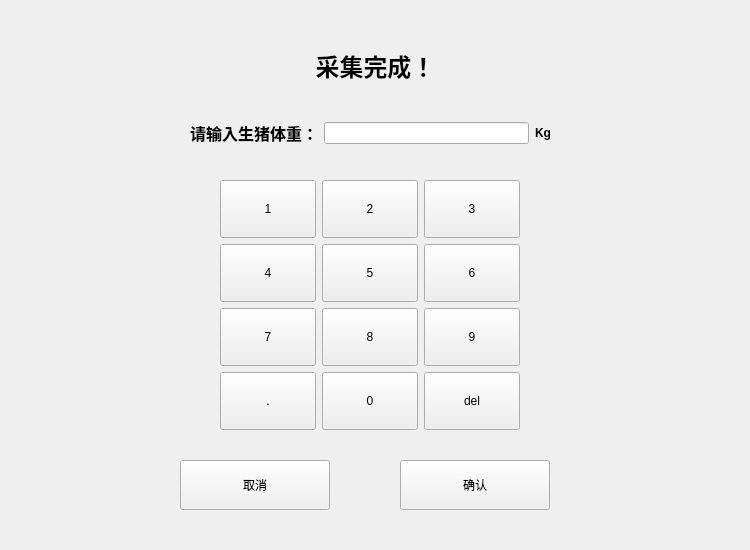
Before: the Qt Designer form OrbbecDemo_windows/InputDialog.ui in Lvjihong/OrbbecAndQt, drawn with Qt 5.
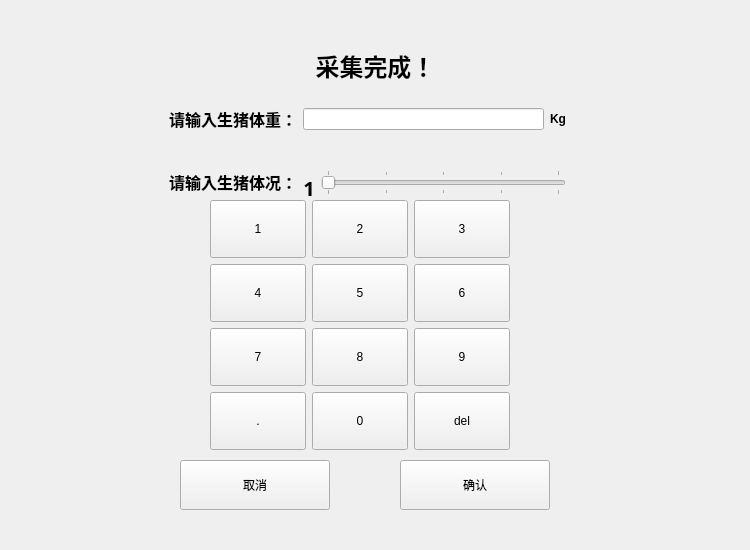
After: the same form once the commit is applied.

Commit message: feat(train): 增加输入体况BCS

```diff
--- a/OrbbecDemo_windows/InputDialog.ui
+++ b/OrbbecDemo_windows/InputDialog.ui
@@ -25,35 +25,6 @@
   <property name="windowTitle">
    <string>大北农专项_输入生猪体重</string>
   </property>
-  <widget class="QWidget" name="widget" native="true">
-   <property name="geometry">
-    <rect>
-     <x>190</x>
-     <y>110</y>
-     <width>361</width>
-     <height>46</height>
-    </rect>
-   </property>
-   <layout class="QHBoxLayout" name="horizontalLayout">
-    <item>
-     <widget class="QLabel" name="label">
-      <property name="text">
-       <string>&lt;html&gt;&lt;head/&gt;&lt;body&gt;&lt;p align=&quot;center&quot;&gt;&lt;span style=&quot; font-size:12pt; font-weight:600;&quot;&gt;请输入生猪体重：&lt;/span&gt;&lt;/p&gt;&lt;/body&gt;&lt;/html&gt;</string>
-      </property>
-     </widget>
-    </item>
-    <item>
-     <widget class="QLineEdit" name="ldt_input_weight"/>
-    </item>
-    <item>
-     <widget class="QLabel" name="label_2">
-      <property name="text">
-       <string>&lt;html&gt;&lt;head/&gt;&lt;body&gt;&lt;p align=&quot;center&quot;&gt;&lt;span style=&quot; font-weight:600;&quot;&gt;Kg&lt;/span&gt;&lt;/p&gt;&lt;/body&gt;&lt;/html&gt;</string>
-      </property>
-     </widget>
-    </item>
-   </layout>
-  </widget>
   <widget class="QPushButton" name="btn_cancel">
    <property name="geometry">
     <rect>
@@ -102,8 +73,8 @@
   <widget class="QWidget" name="widget_2" native="true">
    <property name="geometry">
     <rect>
-     <x>220</x>
-     <y>180</y>
+     <x>210</x>
+     <y>200</y>
      <width>300</width>
      <height>250</height>
     </rect>
@@ -303,6 +274,100 @@
     </item>
    </layout>
   </widget>
+  <widget class="QWidget" name="widget_4" native="true">
+   <property name="geometry">
+    <rect>
+     <x>160</x>
+     <y>90</y>
+     <width>415</width>
+     <height>121</height>
+    </rect>
+   </property>
+   <layout class="QVBoxLayout" name="verticalLayout">
+    <item>
+     <widget class="QWidget" name="widget" native="true">
+      <layout class="QHBoxLayout" name="horizontalLayout">
+       <item>
+        <widget class="QLabel" name="label">
+         <property name="text">
+          <string>&lt;html&gt;&lt;head/&gt;&lt;body&gt;&lt;p align=&quot;center&quot;&gt;&lt;span style=&quot; font-size:12pt; font-weight:600;&quot;&gt;请输入生猪体重：&lt;/span&gt;&lt;/p&gt;&lt;/body&gt;&lt;/html&gt;</string>
+         </property>
+        </widget>
+       </item>
+       <item>
+        <widget class="QLineEdit" name="ldt_input_weight"/>
+       </item>
+       <item>
+        <widget class="QLabel" name="label_2">
+         <property name="text">
+          <string>&lt;html&gt;&lt;head/&gt;&lt;body&gt;&lt;p align=&quot;center&quot;&gt;&lt;span style=&quot; font-weight:600;&quot;&gt;Kg&lt;/span&gt;&lt;/p&gt;&lt;/body&gt;&lt;/html&gt;</string>
+         </property>
+        </widget>
+       </item>
+      </layout>
+     </widget>
+    </item>
+    <item>
+     <widget class="QWidget" name="widget_3" native="true">
+      <layout class="QHBoxLayout" name="horizontalLayout_2">
+       <item>
+        <widget class="QLabel" name="label_4">
+         <property name="text">
+          <string>&lt;html&gt;&lt;head/&gt;&lt;body&gt;&lt;p align=&quot;center&quot;&gt;&lt;span style=&quot; font-size:12pt; font-weight:600;&quot;&gt;请输入生猪体况：&lt;/span&gt;&lt;/p&gt;&lt;/body&gt;&lt;/html&gt;</string>
+         </property>
+        </widget>
+       </item>
+       <item>
+        <widget class="QLabel" name="label_bcs">
+         <property name="font">
+          <font>
+           <family>黑体</family>
+           <pointsize>15</pointsize>
+           <weight>75</weight>
+           <bold>true</bold>
+          </font>
+         </property>
+         <property name="text">
+          <string>1</string>
+         </property>
+         <property name="alignment">
+          <set>Qt::AlignBottom|Qt::AlignHCenter</set>
+         </property>
+        </widget>
+       </item>
+       <item>
+        <widget class="QSlider" name="hs_bcs">
+         <property name="minimum">
+          <number>1</number>
+         </property>
+         <property name="maximum">
+          <number>5</number>
+         </property>
+         <property name="pageStep">
+          <number>1</number>
+         </property>
+         <property name="orientation">
+          <enum>Qt::Horizontal</enum>
+         </property>
+         <property name="invertedAppearance">
+          <bool>false</bool>
+         </property>
+         <property name="invertedControls">
+          <bool>false</bool>
+         </property>
+         <property name="tickPosition">
+          <enum>QSlider::TicksBothSides</enum>
+         </property>
+         <property name="tickInterval">
+          <number>1</number>
+         </property>
+        </widget>
+       </item>
+      </layout>
+     </widget>
+    </item>
+   </layout>
+  </widget>
  </widget>
  <resources/>
  <connections/>
```
The commit also changes 31 other files.
